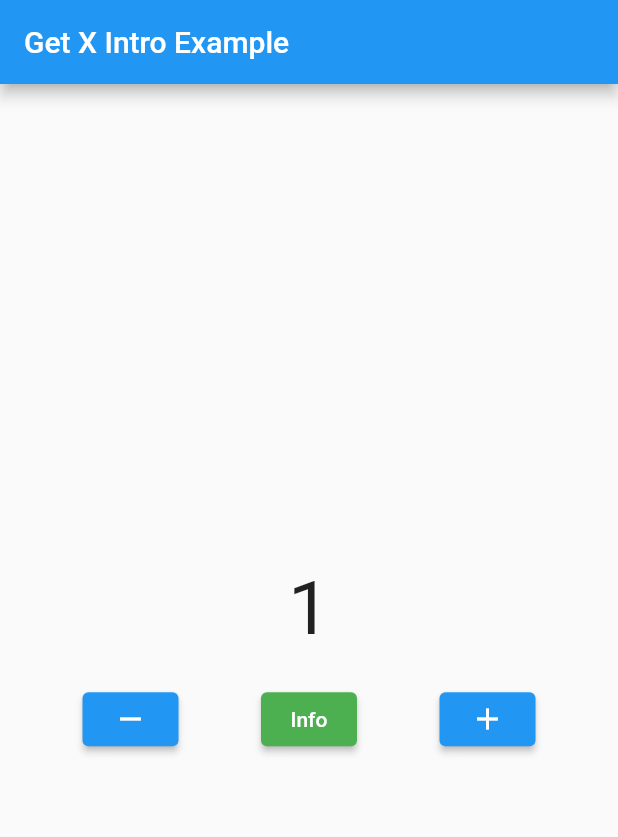
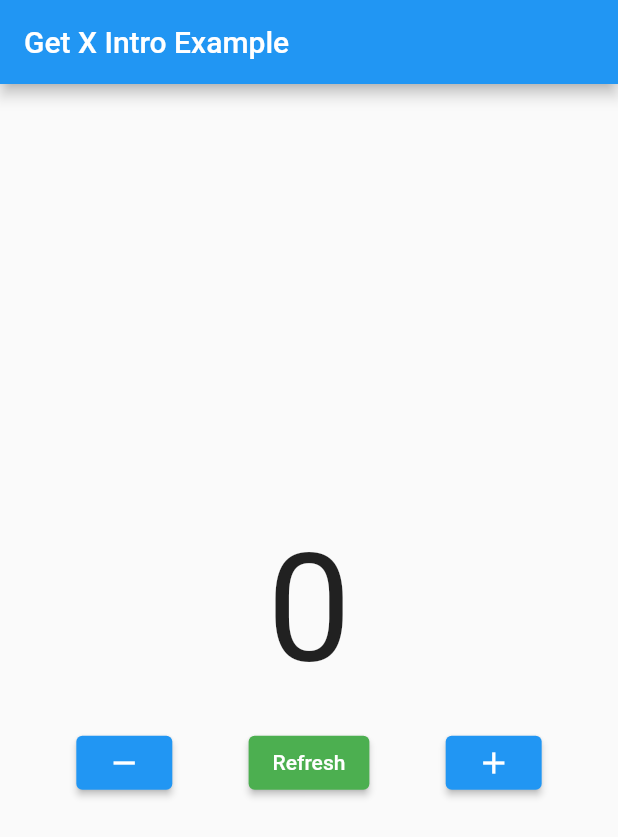
Before and after one commit to andika-andriana/flutter-fundamental, a Flutter app: the screen it shows after launch, after a tap on the "add" icon, on a phone screen of 412 x 824 dp. Shown: the top 837 px of the screen. Run offline on Flutter 3.47's test engine with Material 2 defaults, Android fonts, the phone set to English and light mode, and no system bars; our stand-ins replace audioplayers, bloc, cloud_firestore, equatable, firebase_auth, firebase_core and 13 more; missing offline and left inert: division, qrscan; accounts and stored records are empty; generated files the repository leaves out were written again; network calls fail.

Commit message:
+ Get X reactive & simple state management

```diff
--- a/lib/getx/counter_getx.dart
+++ b/lib/getx/counter_reactive.dart
@@ -1,6 +1,7 @@
+
 import 'package:get/get.dart';
 
-class CounterController extends GetxController {
+class CounterControllerReactive extends GetxController {
   var count = 0.obs;
 
   increment() => count += 1;
--- /dev/null
+++ b/lib/getx/counter_simple.dart
@@ -0,0 +1,10 @@
+import 'package:get/get.dart';
+
+class CounterControllerSimple extends GetxController {
+  int count = 0;
+
+  increment() => count += 1;
+  decrement() => count -= 1;
+
+  updateValue() => update();
+}
--- a/lib/main.dart
+++ b/lib/main.dart
@@ -1,8 +1,6 @@
 import 'package:flutter/material.dart';
 import 'package:firebase_core/firebase_core.dart';
-import 'package:flutter_application_1/getx/counter_getx.dart';
-import 'package:get/get_state_manager/get_state_manager.dart';
-import 'package:get/instance_manager.dart';
+import 'package:flutter_application_1/widgets/counter_getx_simple.dart';
 import 'package:get/route_manager.dart';
 import 'package:google_fonts/google_fonts.dart';
 
@@ -29,81 +27,13 @@ class GetXIntroExample extends StatelessWidget {
 
   @override
   Widget build(BuildContext context) {
-    final counterController = Get.put(CounterController());
     return GetMaterialApp(
       home: Scaffold(
         appBar: AppBar(
           title: const Text("Get X Intro Example"),
         ),
-        body: Center(
-          child: Column(
-            mainAxisAlignment: MainAxisAlignment.center,
-            children: [
-              Obx(() {
-                return Text(
-                  counterController.count.value.toString(),
-                  style: const TextStyle(
-                    fontSize: 50,
-                  ),
-                );
-              }),
-              const SizedBox(height: 20),
-              Row(
-                mainAxisAlignment: MainAxisAlignment.spaceEvenly,
-                children: [
-                  ElevatedButton(
-                    onPressed: () {
-                      if (counterController.count.value <= 0) {
-                        Get.snackbar(
-                          "Minimum 0",
-                          "Counter tidak boleh kurang dari 0",
-                          snackPosition: SnackPosition.BOTTOM,
-                          duration: const Duration(milliseconds: 1000),
-                        );
-                      } else {
-                        counterController.decrement();
-                      }
-                    },
-                    child: const Icon(Icons.remove),
-                  ),
-                  ElevatedButton(
-                    style: ButtonStyle(
-                      backgroundColor: MaterialStateColor.resolveWith(
-                        (states) => Colors.green,
-                      ),
-                    ),
-                    onPressed: () {
-                      Get.defaultDialog(
-                        title: "Ketentuan Nilai",
-                        middleText:
-                            "Nilai tidak boleh kurang dari 0 dan lebih dari 5",
-                        textConfirm: "OK",
-                        onConfirm: () {
-                          Navigator.pop(context);
-                        },
-                      );
-                    },
-                    child: const Text("Info"),
-                  ),
-                  ElevatedButton(
-                    onPressed: () {
-                      if (counterController.count.value >= 5) {
-                        Get.snackbar(
-                          "Maximum 5",
-                          "Counter tidak boleh lebih dari 5",
-                          snackPosition: SnackPosition.BOTTOM,
-                          duration: const Duration(milliseconds: 1000),
-                        );
-                      } else {
-                        counterController.increment();
-                      }
-                    },
-                    child: const Icon(Icons.add),
-                  ),
-                ],
-              )
-            ],
-          ),
+        body: const Center(
+          child: CounterGetXSimple(),
         ),
       ),
     );
--- /dev/null
+++ b/lib/widgets/counter_getx_simple.dart
@@ -0,0 +1,72 @@
+import 'package:flutter/material.dart';
+import 'package:get/get.dart';
+import 'package:flutter_application_1/getx/counter_simple.dart';
+
+class CounterGetXSimple extends StatelessWidget {
+  const CounterGetXSimple({super.key});
+
+  @override
+  Widget build(BuildContext context) {
+    final counterController = Get.put(CounterControllerSimple());
+    return Column(
+      mainAxisAlignment: MainAxisAlignment.center,
+      children: [
+        GetBuilder<CounterControllerSimple>(
+          builder: (controller) => Text(
+            controller.count.toString(),
+            style: const TextStyle(
+              fontSize: 100,
+            ),
+          ),
+        ),
+        const SizedBox(height: 20),
+        Row(
+          mainAxisAlignment: MainAxisAlignment.spaceEvenly,
+          children: [
+            ElevatedButton(
+              onPressed: () {
+                if (counterController.count <= 0) {
+                  Get.snackbar(
+                    "Minimum 0",
+                    "Counter tidak boleh kurang dari 0",
+                    snackPosition: SnackPosition.BOTTOM,
+                    duration: const Duration(milliseconds: 1000),
+                  );
+                } else {
+                  counterController.decrement();
+                }
+              },
+              child: const Icon(Icons.remove),
+            ),
+            ElevatedButton(
+              style: ButtonStyle(
+                backgroundColor: MaterialStateColor.resolveWith(
+                  (states) => Colors.green,
+                ),
+              ),
+              onPressed: () {
+                counterController.updateValue();
+              },
+              child: const Text("Refresh"),
+            ),
+            ElevatedButton(
+              onPressed: () {
+                if (counterController.count >= 5) {
+                  Get.snackbar(
+                    "Maximum 5",
+                    "Counter tidak boleh lebih dari 5",
+                    snackPosition: SnackPosition.BOTTOM,
+                    duration: const Duration(milliseconds: 1000),
+                  );
+                } else {
+                  counterController.increment();
+                }
+              },
+              child: const Icon(Icons.add),
+            ),
+          ],
+        )
+      ],
+    );
+  }
+}
```
Also changed, not shown: lib/widgets/counter_getx_reactive.dart (added, +108 -0 lines).
